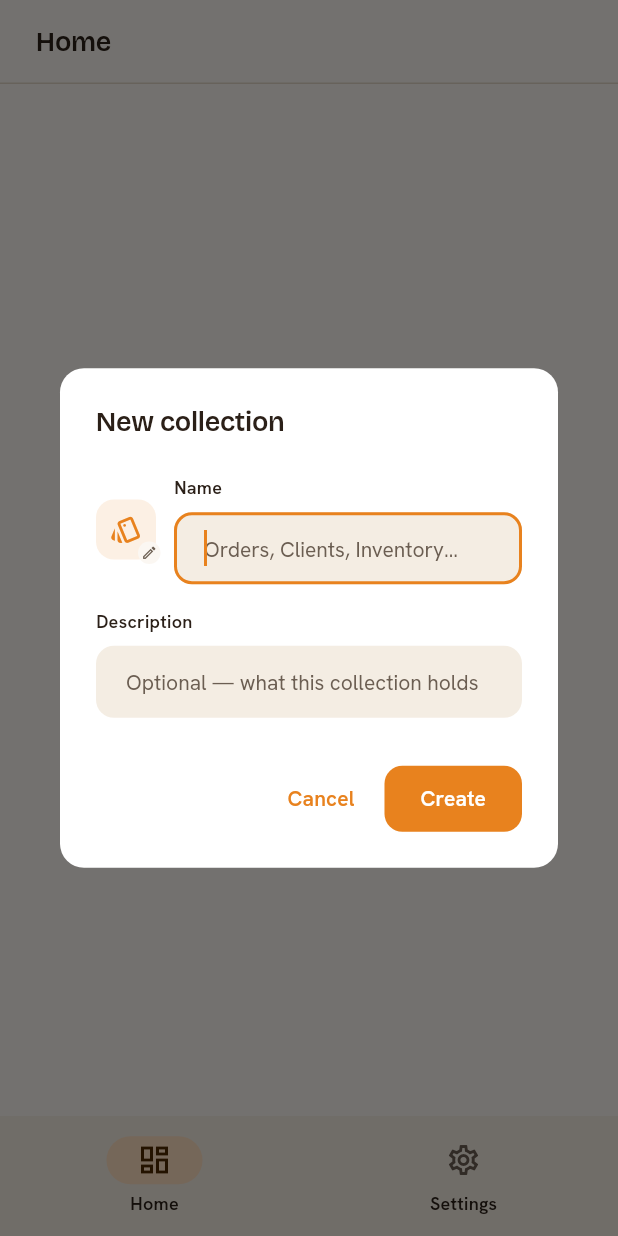
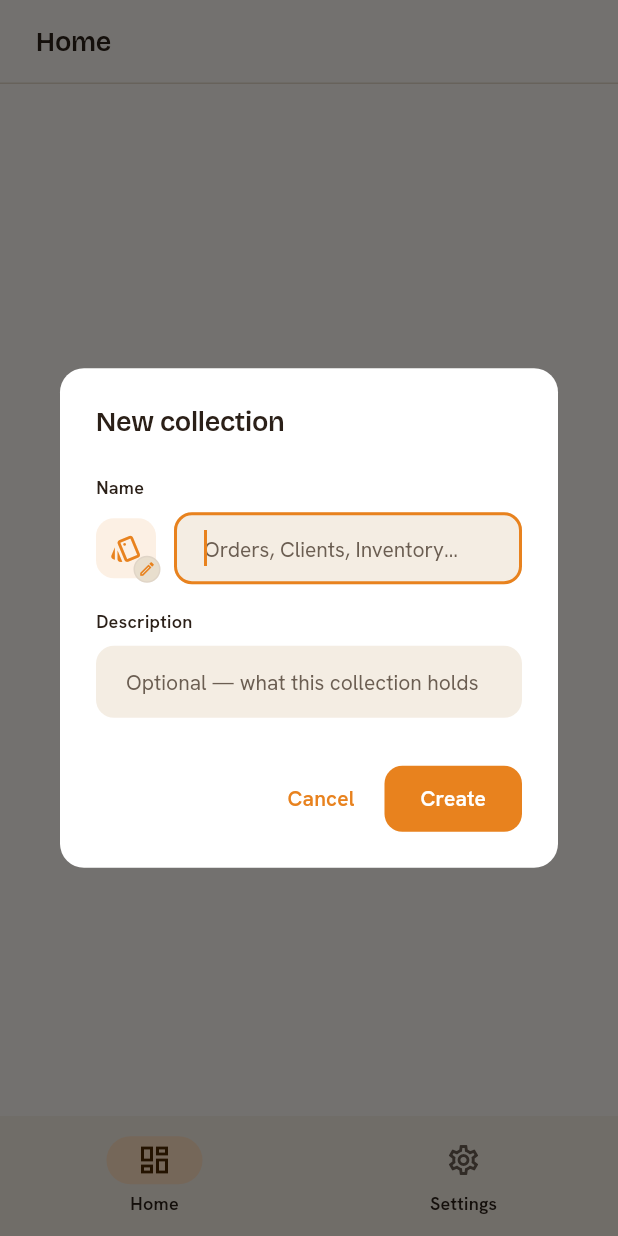
Before and after one commit to NaikSoftware/MorkvaCRM, a Flutter app: the screen it shows once a user with an empty profile is signed in, after a tap on "New collection", on a phone screen of 412 x 824 dp. Run offline on Flutter 3.47's test engine with Material 3 defaults, Android fonts, the phone set to English and light mode, and no system bars; our stand-ins replace cloud_firestore, equatable, firebase_auth, firebase_core, flutter_bloc, go_router and 3 more; accounts and stored records are empty; generated files the repository leaves out were written again.

Commit message:
fix(collections): align New collection dialog glyph + legible edit badge
- Vertically center the icon glyph against the name field (was top-aligned,
  leaving it floating in the top third of the tall field). Lift the "Name"
  label above the row so the field box drives the alignment.
- Edit-pencil badge: surfaceContainerHighest fill + outlineVariant ring +
  carrot pencil so it reads as 'edit' on the dialog's low surface (was a
  near-invisible smudge).
- Icon picker: distinct 'None' tile (do_not_disturb_alt) instead of a twin
  of the default glyph.

Verified on a real Chrome render in empty and name-error states.

```diff
--- a/lib/design/components/collection_glyph.dart
+++ b/lib/design/components/collection_glyph.dart
@@ -75,13 +75,17 @@ class CollectionGlyph extends StatelessWidget {
               child: Container(
                 padding: const EdgeInsets.all(2),
                 decoration: BoxDecoration(
-                  color: scheme.surface,
+                  // A contrast ring + raised fill keep the badge legible on
+                  // both the editor header (surface) and the dialog's lowest
+                  // surface, where a plain `surface` fill vanished.
+                  color: scheme.surfaceContainerHighest,
                   shape: BoxShape.circle,
+                  border: Border.all(color: scheme.outlineVariant),
                 ),
                 child: Icon(
                   Icons.edit_outlined,
-                  size: 11,
-                  color: scheme.onSurfaceVariant,
+                  size: 12,
+                  color: scheme.primary,
                 ),
               ),
             ),
--- a/lib/design/components/collection_icon_picker.dart
+++ b/lib/design/components/collection_icon_picker.dart
@@ -65,7 +65,10 @@ class CollectionIconPicker extends StatelessWidget {
                   runSpacing: Spacing.sm,
                   children: [
                     _PickerTile(
-                      icon: CollectionIcons.fallback,
+                      // A distinct "no icon" mark — not the default glyph,
+                      // which otherwise made this tile a twin of the first
+                      // real option.
+                      icon: Icons.do_not_disturb_alt,
                       label: 'None',
                       selected: current == null,
                       muted: true,
--- a/lib/features/collections/list/create_collection_dialog.dart
+++ b/lib/features/collections/list/create_collection_dialog.dart
@@ -127,6 +127,16 @@ class _CollectionFormDialogState extends State<CollectionFormDialog> {
             children: [
               Text(widget.title, style: theme.textTheme.titleLarge),
               const SizedBox(height: Spacing.lg),
+              // "Name" label is lifted above the whole row so the glyph aligns
+              // to the field box itself — not the taller label+field column —
+              // and stays put when the error line grows below.
+              Text(
+                'Name',
+                style: theme.textTheme.labelMedium?.copyWith(
+                  color: theme.colorScheme.onSurface,
+                ),
+              ),
+              const SizedBox(height: Spacing.xs),
               Row(
                 crossAxisAlignment: CrossAxisAlignment.center,
                 children: [
@@ -139,7 +149,6 @@ class _CollectionFormDialogState extends State<CollectionFormDialog> {
                   Expanded(
                     child: MorkvaTextField(
                       controller: _nameController,
-                      label: 'Name',
                       hint: 'Orders, Clients, Inventory…',
                       autofocus: true,
                       errorText: _nameError,
```
